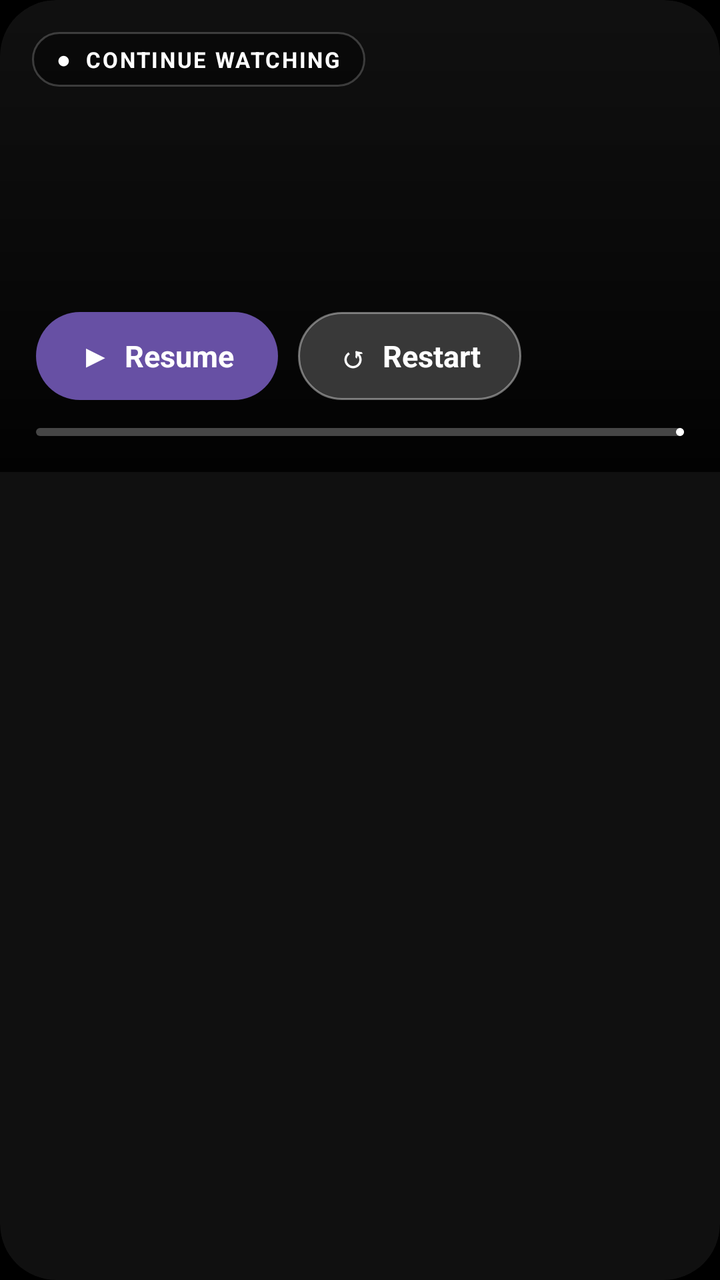
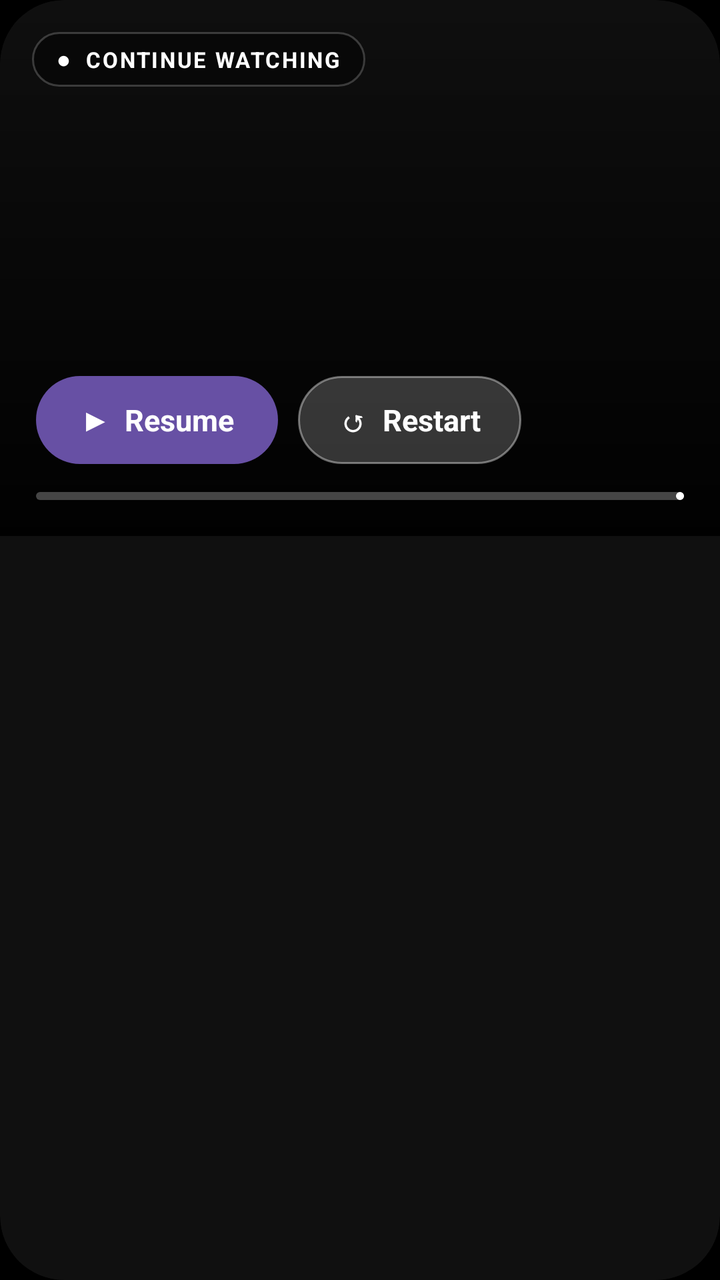

Before-and-after screenshots of an Android layout around one commit, followed by the original layout XML and the change that was made.
<!-- AndroidManifest.xml: application theme Theme.MyVLC -->
<!-- res/layout/item_hero.xml -->
<?xml version="1.0" encoding="utf-8"?>
<com.google.android.material.card.MaterialCardView
    xmlns:android="http://schemas.android.com/apk/res/android"
    xmlns:app="http://schemas.android.com/apk/res-auto"
    android:layout_width="match_parent"
    android:layout_height="wrap_content"
    android:layout_marginHorizontal="6dp"
    android:layout_marginBottom="10dp"
    android:clickable="true"
    android:focusable="true"
    app:cardBackgroundColor="#101010"
    app:cardCornerRadius="28dp"
    app:cardElevation="0dp"
    app:strokeWidth="0dp">

    <FrameLayout
        android:layout_width="match_parent"
        android:layout_height="236dp">

        <ImageView
            android:id="@+id/heroThumb"
            android:layout_width="match_parent"
            android:layout_height="match_parent"
            android:contentDescription="@null"
            android:scaleType="centerCrop" />

        <View
            android:layout_width="match_parent"
            android:layout_height="match_parent"
            android:background="@drawable/hero_scrim" />

        <TextView
            android:layout_width="wrap_content"
            android:layout_height="wrap_content"
            android:layout_gravity="top|start"
            android:layout_margin="16dp"
            android:background="@drawable/hero_chip"
            android:letterSpacing="0.08"
            android:paddingHorizontal="12dp"
            android:paddingVertical="6dp"
            android:text="●  CONTINUE WATCHING"
            android:textColor="@android:color/white"
            android:textSize="11sp"
            android:textStyle="bold" />

        <LinearLayout
            android:layout_width="match_parent"
            android:layout_height="wrap_content"
            android:layout_gravity="bottom"
            android:orientation="vertical"
            android:padding="18dp">

            <TextView
                android:id="@+id/heroTitle"
                android:layout_width="match_parent"
                android:layout_height="wrap_content"
                android:ellipsize="end"
                android:maxLines="2"
                android:textColor="@android:color/white"
                android:textSize="24sp"
                android:textStyle="bold" />

            <TextView
                android:id="@+id/heroSub"
                android:layout_width="match_parent"
                android:layout_height="wrap_content"
                android:layout_marginTop="2dp"
                android:ellipsize="end"
                android:maxLines="1"
                android:textColor="#BFFFFFFF"
                android:textSize="14sp" />

            <LinearLayout
                android:layout_width="match_parent"
                android:layout_height="wrap_content"
                android:layout_marginTop="14dp"
                android:orientation="horizontal">

                <TextView
                    android:id="@+id/heroResume"
                    android:layout_width="wrap_content"
                    android:layout_height="44dp"
                    android:background="@drawable/hero_btn_fill"
                    android:clickable="true"
                    android:focusable="true"
                    android:gravity="center"
                    android:paddingHorizontal="22dp"
                    android:text="▶  Resume"
                    android:textColor="?attr/colorOnPrimary"
                    android:textSize="15sp"
                    android:textStyle="bold" />

                <TextView
                    android:id="@+id/heroRestart"
                    android:layout_width="wrap_content"
                    android:layout_height="44dp"
                    android:layout_marginStart="10dp"
                    android:background="@drawable/hero_btn_glass"
                    android:clickable="true"
                    android:focusable="true"
                    android:gravity="center"
                    android:paddingHorizontal="20dp"
                    android:text="↺  Restart"
                    android:textColor="@android:color/white"
                    android:textSize="15sp"
                    android:textStyle="bold" />
            </LinearLayout>

            <com.google.android.material.progressindicator.LinearProgressIndicator
                android:id="@+id/heroProgress"
                android:layout_width="match_parent"
                android:layout_height="wrap_content"
                android:layout_marginTop="14dp"
                android:max="100"
                app:indicatorColor="@android:color/white"
                app:trackColor="#44FFFFFF"
                app:trackCornerRadius="2dp"
                app:trackThickness="4dp" />
        </LinearLayout>
    </FrameLayout>
</com.google.android.material.card.MaterialCardView>
<!-- resources referenced by this layout -->
<resources>
  <!-- drawable hero_btn_fill (drawable) -->
  <?xml version="1.0" encoding="utf-8"?>
  <shape xmlns:android="http://schemas.android.com/apk/res/android">
      <solid android:color="?attr/colorPrimary" />
      <corners android:radius="40dp" />
  </shape>
  <!-- drawable hero_btn_glass (drawable) -->
  <?xml version="1.0" encoding="utf-8"?>
  <shape xmlns:android="http://schemas.android.com/apk/res/android">
      <solid android:color="#33FFFFFF" />
      <stroke android:width="1dp" android:color="#66FFFFFF" />
      <corners android:radius="40dp" />
  </shape>
  <!-- drawable hero_chip (drawable) -->
  <?xml version="1.0" encoding="utf-8"?>
  <shape xmlns:android="http://schemas.android.com/apk/res/android">
      <solid android:color="#66000000" />
      <stroke android:width="1dp" android:color="#33FFFFFF" />
      <corners android:radius="20dp" />
  </shape>
  <!-- drawable hero_scrim (drawable) -->
  <?xml version="1.0" encoding="utf-8"?>
  <shape xmlns:android="http://schemas.android.com/apk/res/android">
      <gradient
          android:angle="90"
          android:centerColor="#66000000"
          android:endColor="#00000000"
          android:startColor="#E6000000" />
  </shape>
  <style name="Theme.MyVLC" parent="Theme.Material3.DayNight.NoActionBar">
          <item name="android:windowBackground">@android:color/black</item>
          <item name="android:statusBarColor">@android:color/transparent</item>
          <item name="android:navigationBarColor">@android:color/transparent</item>
          <item name="android:windowLayoutInDisplayCutoutMode">shortEdges</item>
      </style>
</resources>

<!-- the commit's change to res/layout/item_hero.xml (unified diff, before → after) -->
@@ -9,13 +9,13 @@
     android:clickable="true"
     android:focusable="true"
     app:cardBackgroundColor="#101010"
-    app:cardCornerRadius="28dp"
+    app:cardCornerRadius="32dp"
     app:cardElevation="0dp"
     app:strokeWidth="0dp">
 
     <FrameLayout
         android:layout_width="match_parent"
-        android:layout_height="236dp">
+        android:layout_height="268dp">
 
         <ImageView
             android:id="@+id/heroThumb"
@@ -57,7 +57,7 @@
                 android:ellipsize="end"
                 android:maxLines="2"
                 android:textColor="@android:color/white"
-                android:textSize="24sp"
+                android:textSize="26sp"
                 android:textStyle="bold" />
 
             <TextView
<!-- resource entries referenced after the edit -->
@@ -22,12 +22,13 @@
   </shape>
   <!-- drawable hero_scrim (drawable) -->
   <?xml version="1.0" encoding="utf-8"?>
-  <shape xmlns:android="http://schemas.android.com/apk/res/android">
+  <shape xmlns:android="http://schemas.android.com/apk/res/android" android:shape="rectangle">
       <gradient
           android:angle="90"
-          android:centerColor="#66000000"
-          android:endColor="#00000000"
-          android:startColor="#E6000000" />
+          android:startColor="#F2000000"
+          android:centerColor="#80000000"
+          android:endColor="#14000000"
+          android:centerY="0.55" />
   </shape>
   <style name="Theme.MyVLC" parent="Theme.Material3.DayNight.NoActionBar">
           <item name="android:windowBackground">@android:color/black</item>
